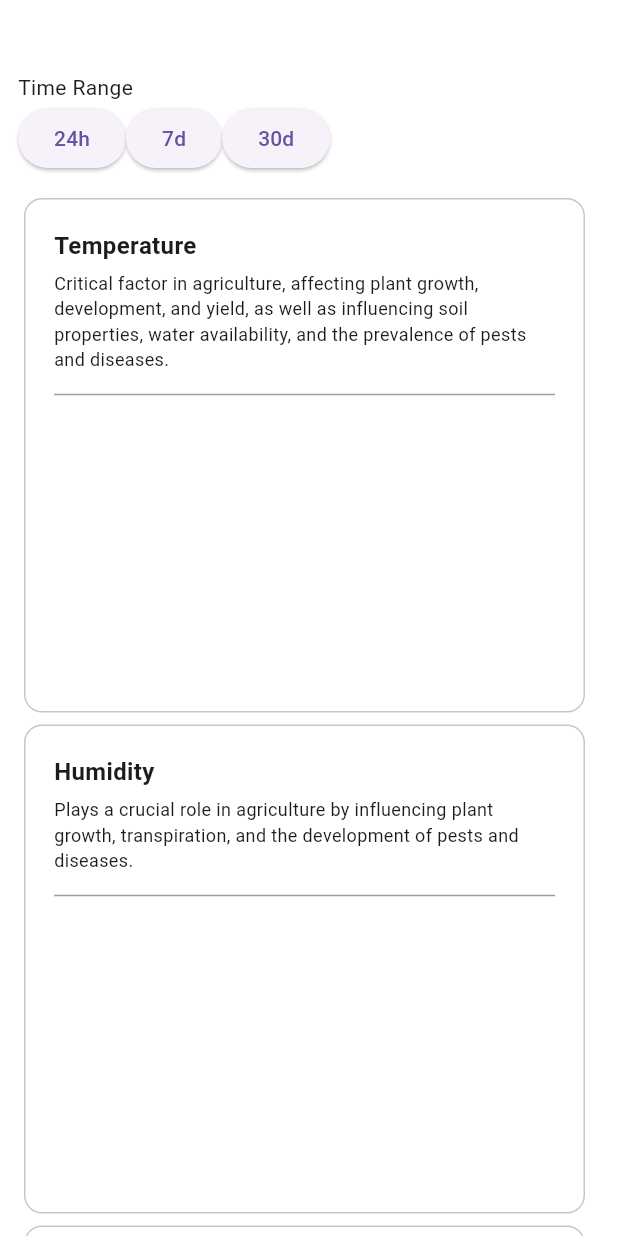
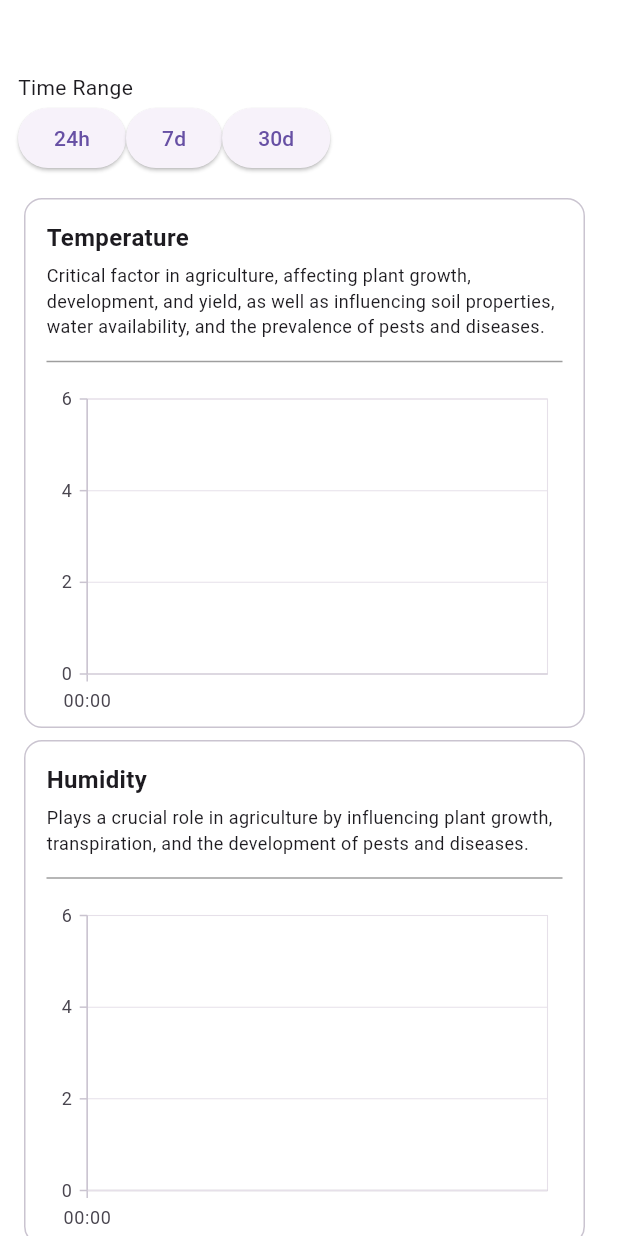
Before and after one commit to Apoc-Gardens/Apocalypes-mobile-app, a Flutter app: the SensorPropertiesPage screen opened by its route, on a phone screen of 412 x 824 dp. Run offline on Flutter 3.47's test engine with Material 3 defaults, Android fonts, the phone set to English and light mode, and no system bars; drawn by our look-alikes of fl_chart; our stand-ins replace flutter_blue_plus, sqflite, syncfusion_flutter_charts; accounts and stored records are empty.

Commit message:
Changed graph component and added custom date selector

```diff
--- a/lib/main.dart
+++ b/lib/main.dart
@@ -1,5 +1,7 @@
 import 'package:flutter/material.dart';
 import 'package:flutter_blue_plus/flutter_blue_plus.dart';
+import 'package:mybluetoothapp/models/node.dart';
+import 'package:mybluetoothapp/pages/view_sensor.dart';
 import 'package:provider/provider.dart';
 import 'package:mybluetoothapp/pages/landing_page.dart';
 import 'package:mybluetoothapp/pages/scan_devices.dart';
@@ -56,7 +58,8 @@ class _MyAppState extends State<MyApp> {
                 '/scan': (context) => ScanDevices(),
                 '/sensors': (context) => Sensors(),
                 '/characteristics': (context) => CharacteristicViewer(
-                    connectedDevice: ModalRoute.of(context)!.settings.arguments as BluetoothDevice),
+                    connectedDevice: ModalRoute.of(context)!.settings.arguments
+                        as BluetoothDevice),
                 '/test': (context) => dbpage(),
                 '/properties': (context) => const SensorPropertiesPage(),
               },
--- a/lib/models/graph_data.dart
+++ b/lib/models/graph_data.dart
@@ -1,4 +1,3 @@
-import 'package:fl_chart/fl_chart.dart';
 import 'package:flutter/material.dart';
 import 'package:mybluetoothapp/models/datatype.dart';
 import 'package:mybluetoothapp/models/graph_interval.dart';
@@ -7,7 +6,7 @@ import 'package:mybluetoothapp/models/node.dart';
 class GraphData {
   DataType? dataType;
   Node? node;
-  List<FlSpot>? dataSpots;
+  List<DataSpots> dataSpots = [];
   GraphInterval? interval;
   DateTime? startTime;
   DateTime? endTime;
@@ -19,3 +18,10 @@ class GraphData {
   double? avgX;
   List<Color>? gradientColors;
 }
+
+class DataSpots {
+  final DateTime x;
+  final double y;
+
+  DataSpots(this.x, this.y);
+}
--- a/lib/widgets/graph_card.dart
+++ b/lib/widgets/graph_card.dart
@@ -1,6 +1,8 @@
-import 'package:fl_chart/fl_chart.dart';
 import 'package:flutter/material.dart';
-import 'package:mybluetoothapp/models/graph_data.dart';
+import 'package:path/path.dart';
+import 'package:syncfusion_flutter_charts/charts.dart';
+
+import '../models/graph_data.dart';
 
 class GraphCard extends StatelessWidget {
   final GraphData graphData;
@@ -12,7 +14,8 @@ class GraphCard extends StatelessWidget {
     return Card.outlined(
         color: Colors.white,
         child: Padding(
-            padding: const EdgeInsets.all(20.0),
+            padding:
+                const EdgeInsets.only(top: 15, left: 15, right: 15, bottom: 0),
             child: Column(
               mainAxisAlignment: MainAxisAlignment.start,
               crossAxisAlignment: CrossAxisAlignment.start,
@@ -28,62 +31,29 @@ class GraphCard extends StatelessWidget {
                   thickness: 1,
                   color: Colors.grey,
                 ),
-                Padding(
-                  padding: const EdgeInsets.all(10.0),
-                  child: AspectRatio(
-                    aspectRatio: 2,
-                    child: LineChart(graph()),
-                  ),
-                )
+                AspectRatio(aspectRatio: 3 / 2, child: graph())
               ],
             )));
   }
 
-  LineChartData graph() {
-    return LineChartData(
-      gridData: const FlGridData(
-        show: false,
-      ),
-      lineTouchData: const LineTouchData(
-        enabled: true,
-        touchTooltipData: LineTouchTooltipData(),
-      ),
-      titlesData: const FlTitlesData(show: false),
-      borderData: FlBorderData(
-        show: false,
-      ),
-      minX: graphData.minX,
-      maxX: graphData.maxX,
-      minY: graphData.minY,
-      maxY: graphData.maxY,
-      lineBarsData: [
-        LineChartBarData(
-          spots: graphData.dataSpots!,
-          isCurved: false,
-          gradient: LinearGradient(
-            colors: graphData.gradientColors ??
-                const [Colors.blue, Colors.blueAccent],
-          ),
-          barWidth: 4,
-          isStrokeCapRound: true,
-          dotData: const FlDotData(
-            show: true,
-
-          ),
-          belowBarData: BarAreaData(
-            show: true,
-            gradient: LinearGradient(
-              colors: graphData.gradientColors
-              ?.map((color) => color.withOpacity(0.2))
-              .toList()
-                  ??
-                  const [Colors.blue, Colors.blueAccent]
-                      .map((color) => color.withOpacity(0.3))
-                      .toList(),
-            ),
-          ),
-        ),
-      ],
-    );
+  SfCartesianChart graph() {
+    return SfCartesianChart(
+        primaryXAxis: DateTimeAxis(),
+        primaryYAxis: NumericAxis(),
+        zoomPanBehavior: ZoomPanBehavior(enablePinching: true),
+        tooltipBehavior: TooltipBehavior(
+            enable: true,
+            header: graphData.dataType?.name,
+            format: 'point.x: point.y${graphData.dataType?.unit}'),
+        series: <CartesianSeries>[
+          SplineSeries<DataSpots, DateTime>(
+              dataSource: graphData.dataSpots,
+              xValueMapper: (DataSpots data, _) => data.x,
+              yValueMapper: (DataSpots data, _) => data.y,
+              width: 3.0,
+              splineType: SplineType.monotonic,
+              markerSettings: const MarkerSettings(isVisible: true),
+              enableTooltip: true),
+        ]);
   }
 }
--- a/pubspec.yaml
+++ b/pubspec.yaml
@@ -41,6 +41,7 @@ dependencies:
   # Use with the CupertinoIcons class for iOS style icons.
   cupertino_icons: ^1.0.6
   fl_chart: ^0.68.0
+  syncfusion_flutter_charts: ^21.2.4
 
 dev_dependencies:
   flutter_test:
```
Also changed, not shown: lib/pages/view_sensor.dart (+102 -41 lines), lib/services/graph_data_builder.dart (+4 -4 lines), lib/widgets/graph_card_old.dart (added, +90 -0 lines), pubspec.lock.
